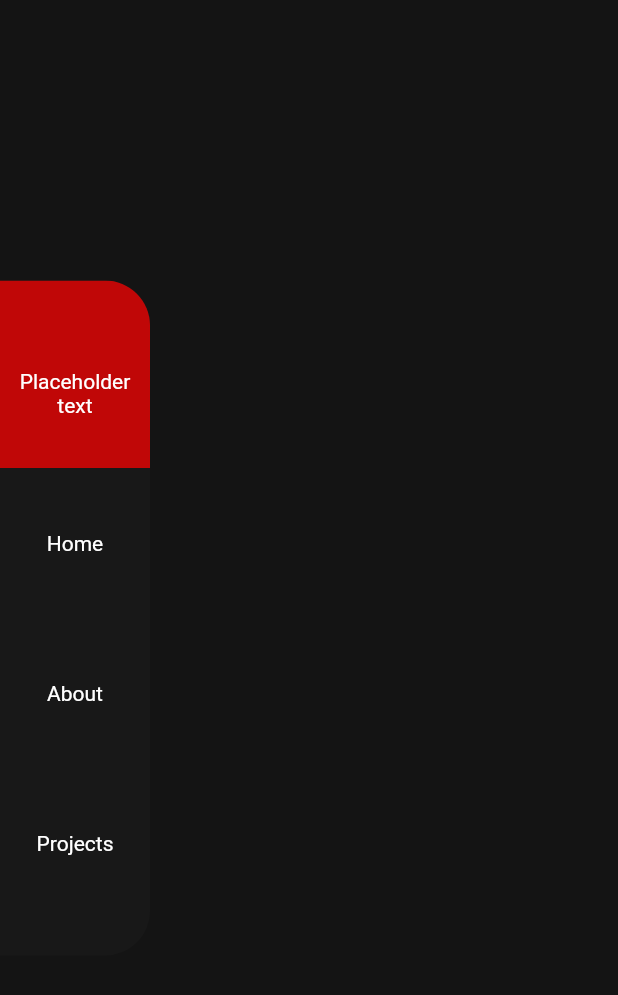
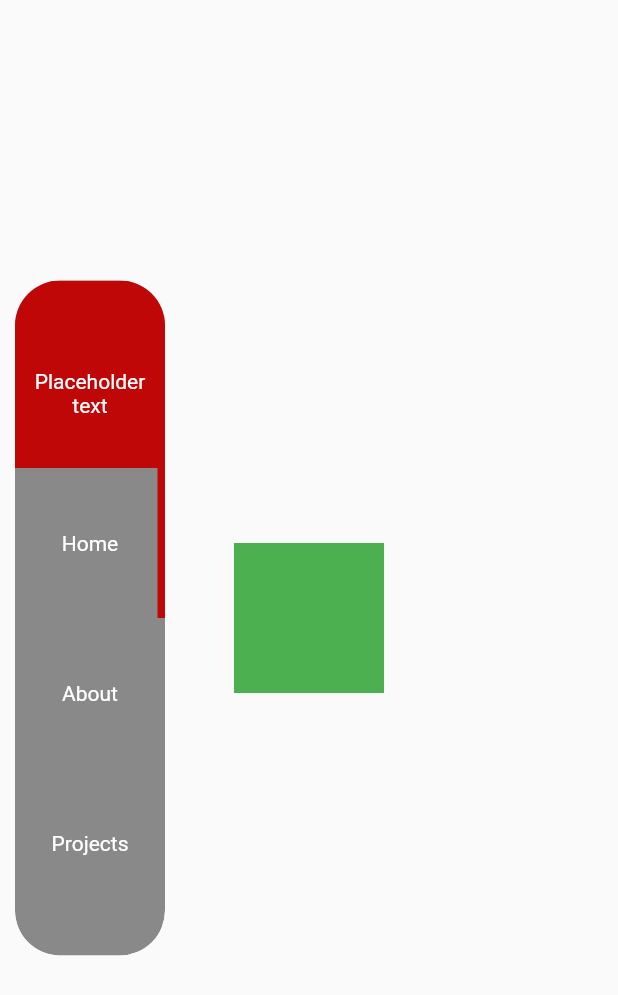
Before and after one commit to Redomic/redomic-portfolio, a Flutter app: the DesktopView screen opened directly, on a phone screen of 412 x 824 dp. Shown: the top 995 px of the screen. Run offline on Flutter 3.47's test engine with Material 2 defaults, Android fonts, the phone set to English and light mode, and no system bars.

Commit message:
add better navbar shape

```diff
--- a/lib/pages/home_page.dart
+++ b/lib/pages/home_page.dart
@@ -1,6 +1,4 @@
 import 'package:flutter/material.dart';
-
-import '../constants/user_colors.dart';
 
 class HomePage extends StatelessWidget {
   final double screenWidth;
@@ -10,10 +8,14 @@ class HomePage extends StatelessWidget {
 
   @override
   Widget build(BuildContext context) {
-    return Container(
-      width: screenWidth,
-      height: screenHeight,
-      decoration: BoxDecoration(color: UserColors.backgroundColor),
+    return Scaffold(
+      body: Center(
+        child: Container(
+          width: 100,
+          height: 100,
+          decoration: BoxDecoration(color: Colors.green),
+        ),
+      ),
     );
   }
 }
--- a/lib/providers/page_controller.dart
+++ b/lib/providers/page_controller.dart
@@ -1,4 +1,6 @@
 import 'package:flutter/material.dart';
+
+import '../constants/user_config.dart';
 
 class UserPageControllerProvider with ChangeNotifier {
   final PageController pageController = PageController(
@@ -22,4 +24,16 @@ class UserPageControllerProvider with ChangeNotifier {
       return false;
     }
   }
+
+  double pageSliderPositionLogic() {
+    final int barPosition = getCurrentPage;
+    final double navbarWidth = NavbarConfig.navbarWidth;
+    if (barPosition == 0) {
+      return navbarWidth + 25;
+    } else if (barPosition == 1) {
+      return (navbarWidth * 2) + 25;
+    } else {
+      return (navbarWidth * 3) + 25;
+    }
+  }
 }
--- a/lib/widgets/desktop_nav_bar.dart
+++ b/lib/widgets/desktop_nav_bar.dart
@@ -1,3 +1,5 @@
+import 'dart:ui';
+
 import 'package:flutter/material.dart';
 import 'package:provider/provider.dart';
 
@@ -23,20 +25,29 @@ class _DesktopNavbarState extends State<DesktopNavbar> {
       alignment: Alignment.centerLeft,
       child: Stack(
         children: [
-          Container(
-            height: navbarHeight,
-            width: navbarWidth,
-            decoration: BoxDecoration(
-              color: UserColors.navBarColor,
-              borderRadius: BorderRadius.only(
-                topRight: Radius.circular(30),
-                bottomRight: Radius.circular(30),
+          // NAVBAR BACKGROUND CONTAINER
+          ClipRRect(
+            borderRadius: BorderRadius.all(
+              Radius.circular(30),
+            ),
+            child: BackdropFilter(
+              filter: ImageFilter.blur(sigmaX: 10.0, sigmaY: 10.0),
+              child: Container(
+                height: navbarHeight,
+                width: navbarWidth,
+                decoration: BoxDecoration(
+                  color: UserColors.navBarColor.withOpacity(0.5),
+                  borderRadius: BorderRadius.all(
+                    Radius.circular(30),
+                  ),
+                ),
               ),
             ),
           ),
           ClipRRect(
             borderRadius: BorderRadius.only(
               topRight: Radius.circular(30),
+              topLeft: Radius.circular(30),
             ),
             child: Container(
               height: navbarWidth + 25,
@@ -44,6 +55,26 @@ class _DesktopNavbarState extends State<DesktopNavbar> {
               color: UserColors.accentRedColor,
             ),
           ),
+          // BUTTON SLIDER
+          Consumer<UserPageControllerProvider>(
+            builder: (context, provider, child) {
+              final double getPosition = provider.pageSliderPositionLogic();
+              return AnimatedPositioned(
+                top: getPosition,
+                left: navbarWidth - 5,
+                curve: Curves.easeInOutExpo,
+                duration: Duration(milliseconds: 400),
+                child: Container(
+                  decoration: BoxDecoration(
+                    color: UserColors.accentRedColor,
+                  ),
+                  height: navbarWidth,
+                  width: 5,
+                ),
+              );
+            },
+          ),
+          // NAVBAR BUTTONS HOLDER
           NavbarButtonsHolder(navbarWidth, navbarHeight),
         ],
       ),
--- a/lib/widgets/desktop_nav_bar_item.dart
+++ b/lib/widgets/desktop_nav_bar_item.dart
@@ -22,11 +22,10 @@ class DesktopNavbarButtonItem extends StatelessWidget {
       onTap: () {
         pageProvider.pageController.animateToPage(
           index,
-          duration: Duration(milliseconds: 200),
-          curve: Curves.decelerate,
+          duration: Duration(milliseconds: 400),
+          curve: Curves.easeInOutExpo,
         );
         pageProvider.changePageIndexTo(index);
-        print(pageProvider.getCurrentPage);
       },
       child: Container(
         height: navbarWidth,
--- a/lib/widgets/desktop_view.dart
+++ b/lib/widgets/desktop_view.dart
@@ -13,9 +13,13 @@ class _DesktopViewState extends State<DesktopView> {
   Widget build(BuildContext context) {
     return Scaffold(
       body: Stack(
+        alignment: Alignment.centerLeft,
         children: [
           MasterPage(),
-          DesktopNavbar(),
+          Positioned(
+            left: 10,
+            child: DesktopNavbar(),
+          ),
         ],
       ),
     );
```
